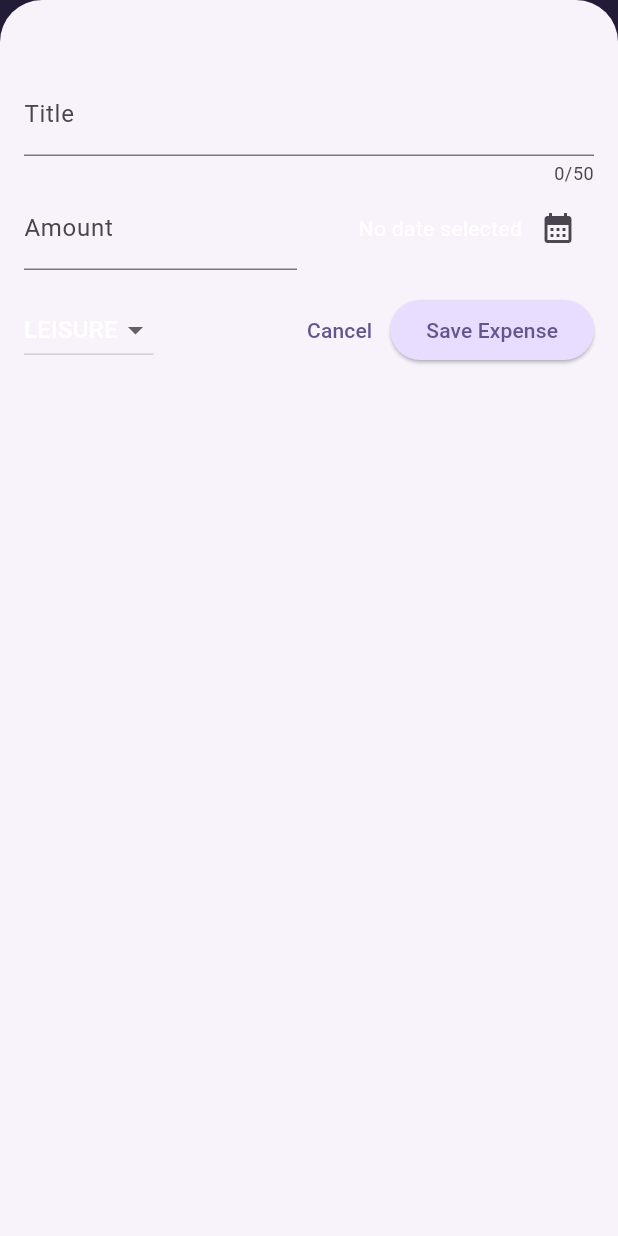
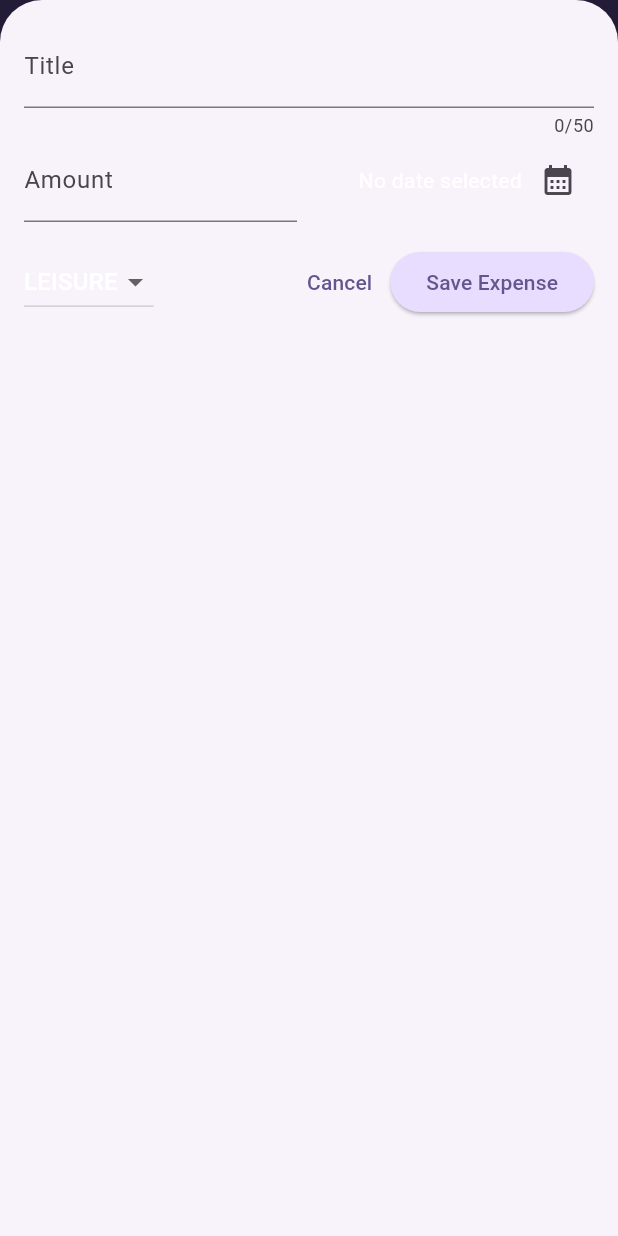
Before and after one commit to RizwanSiddiqui021/Flutter_and_Dart_Udemy, a Flutter app: the screen it shows after launch, after a tap on the "add" icon, on a phone screen of 412 x 824 dp. Run offline on Flutter 3.47's test engine with Material 3 defaults, Android fonts, the phone set to English and light mode, and no system bars; our stand-ins replace google_fonts.

Commit message:
made tiny changes in expense_app

```diff
--- a/expense_tracker/lib/main.dart
+++ b/expense_tracker/lib/main.dart
@@ -1,5 +1,6 @@
 import 'package:expense_tracker/widgets/expenses.dart';
 import 'package:flutter/material.dart';
+// import 'package:flutter/services.dart';
 
 var kColorScheme = ColorScheme.fromSeed(
   seedColor: Color.fromARGB(255, 96, 59, 181),
@@ -11,6 +12,11 @@ var kDarkColorScheme = ColorScheme.fromSeed(
 );
 
 void main() {
+  // WidgetsFlutterBinding.ensureInitialized();
+  // SystemChrome.setPreferredOrientations([
+  //   DeviceOrientation.portraitUp,
+  // ]).then((fn){ /* PUT THE ENTIRE RUNAPP HERE!! */ });
+
   runApp(
     MaterialApp(
       darkTheme: ThemeData.dark().copyWith(
--- a/expense_tracker/lib/widgets/expenses.dart
+++ b/expense_tracker/lib/widgets/expenses.dart
@@ -31,6 +31,7 @@ class _ExpensesState extends State<Expenses> {
 
   void _openAddExpenseOverlay() {
     showModalBottomSheet(
+      useSafeArea: true,
       isScrollControlled: true,
       context: context,
       builder: (ctx) => NewExpense(onAddExpense: _addExpense),
@@ -67,6 +68,8 @@ class _ExpensesState extends State<Expenses> {
 
   @override
   Widget build(context) {
+    final width = MediaQuery.of(context).size.width;
+
     Widget mainContent = const Center(
       child: Text("No expenses found. Start adding some!"),
     );
@@ -85,12 +88,19 @@ class _ExpensesState extends State<Expenses> {
           IconButton(onPressed: _openAddExpenseOverlay, icon: Icon(Icons.add)),
         ],
       ),
-      body: Column(
-        children: [
-          Chart(expenses: _registeredExpenses),
-          Expanded(child: mainContent),
-        ],
-      ),
+      body: width < 600
+          ? Column(
+              children: [
+                Chart(expenses: _registeredExpenses),
+                Expanded(child: mainContent),
+              ],
+            )
+          : Row(
+              children: [
+                Expanded(child: Chart(expenses: _registeredExpenses)),
+                Expanded(child: mainContent),
+              ],
+            ),
     );
   }
 }
--- a/expense_tracker/lib/widgets/new_expense.dart
+++ b/expense_tracker/lib/widgets/new_expense.dart
@@ -80,7 +80,7 @@ class _NewExpenseState extends State<NewExpense> {
   @override
   Widget build(context) {
     return Padding(
-      padding: const EdgeInsets.fromLTRB(16, 48, 16, 16),
+      padding: const EdgeInsets.fromLTRB(16, 16, 16, 16),
       child: Column(
         children: [
           TextField(
```
